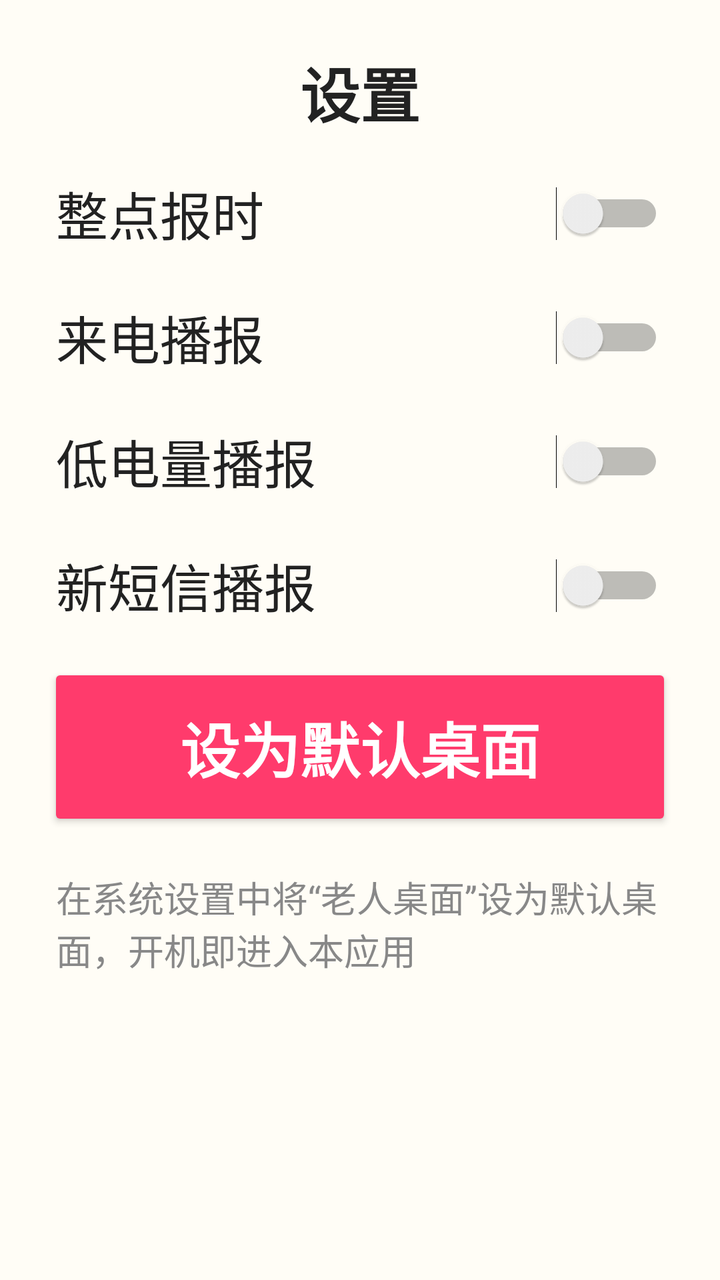
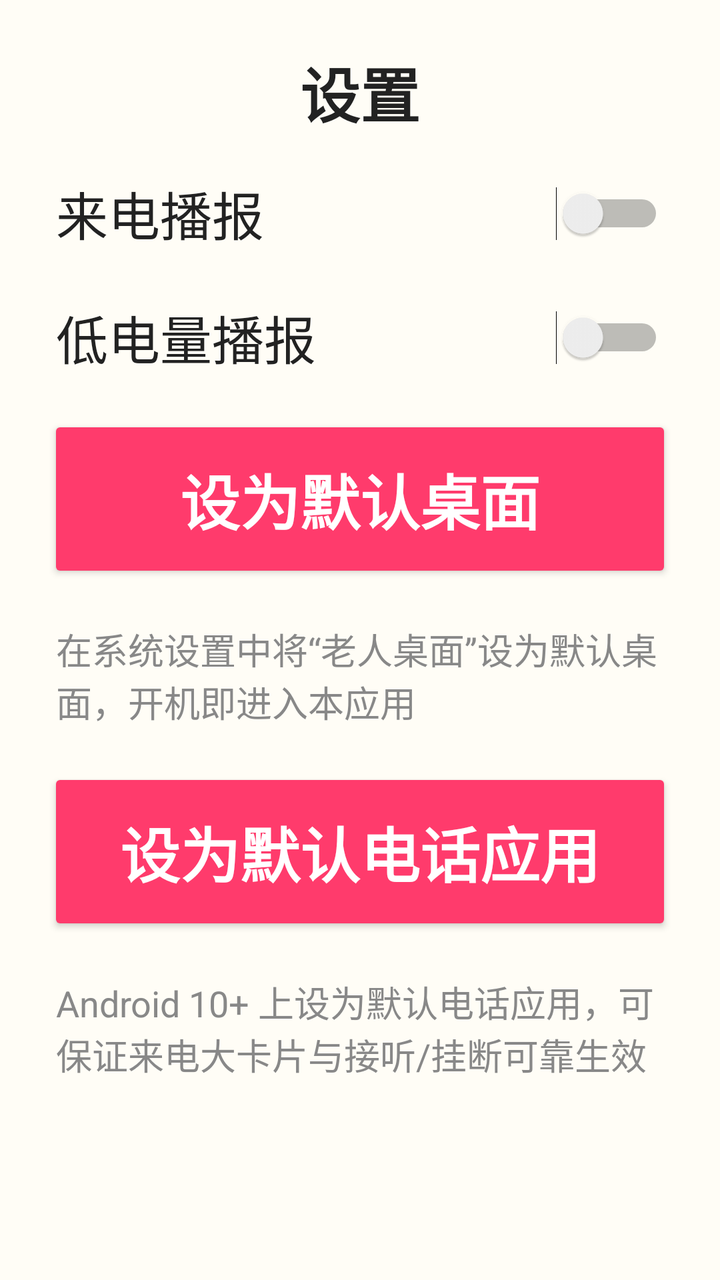

Compare the two renders of this Android layout. The source of the first and the diff that turns it into the second are given below.
<!-- AndroidManifest.xml: application theme Theme.ElderLauncher -->
<!-- res/layout/activity_settings.xml -->
<?xml version="1.0" encoding="utf-8"?>
<LinearLayout xmlns:android="http://schemas.android.com/apk/res/android"
    android:orientation="vertical"
    android:padding="16dp"
    android:layout_width="match_parent"
    android:layout_height="match_parent">

    <TextView
        android:text="@string/settings_title"
        android:textSize="30sp"
        android:textStyle="bold"
        android:gravity="center"
        android:padding="8dp"
        android:layout_width="match_parent"
        android:layout_height="wrap_content" />

    <LinearLayout
        android:orientation="horizontal"
        android:gravity="center_vertical"
        android:padding="12dp"
        android:layout_width="match_parent"
        android:layout_height="wrap_content">
        <TextView android:text="@string/set_hourly" android:textSize="26sp"
            android:layout_weight="1" android:layout_width="0dp" android:layout_height="wrap_content" />
        <Switch android:id="@+id/swHourly" android:layout_width="wrap_content" android:layout_height="wrap_content" />
    </LinearLayout>

    <LinearLayout
        android:orientation="horizontal"
        android:gravity="center_vertical"
        android:padding="12dp"
        android:layout_width="match_parent"
        android:layout_height="wrap_content">
        <TextView android:text="@string/set_incoming" android:textSize="26sp"
            android:layout_weight="1" android:layout_width="0dp" android:layout_height="wrap_content" />
        <Switch android:id="@+id/swIncoming" android:layout_width="wrap_content" android:layout_height="wrap_content" />
    </LinearLayout>

    <LinearLayout
        android:orientation="horizontal"
        android:gravity="center_vertical"
        android:padding="12dp"
        android:layout_width="match_parent"
        android:layout_height="wrap_content">
        <TextView android:text="@string/set_lowbattery" android:textSize="26sp"
            android:layout_weight="1" android:layout_width="0dp" android:layout_height="wrap_content" />
        <Switch android:id="@+id/swLow" android:layout_width="wrap_content" android:layout_height="wrap_content" />
    </LinearLayout>

    <LinearLayout
        android:orientation="horizontal"
        android:gravity="center_vertical"
        android:padding="12dp"
        android:layout_width="match_parent"
        android:layout_height="wrap_content">
        <TextView android:text="@string/set_sms" android:textSize="26sp"
            android:layout_weight="1" android:layout_width="0dp" android:layout_height="wrap_content" />
        <Switch android:id="@+id/swSms" android:layout_width="wrap_content" android:layout_height="wrap_content" />
    </LinearLayout>

    <Button
        android:id="@+id/btnDefault"
        style="@style/BigButton"
        android:text="@string/set_default_launcher"
        android:layout_width="match_parent"
        android:layout_height="wrap_content" />

    <TextView
        android:text="@string/set_default_tip"
        android:textSize="18sp"
        android:textColor="@color/text_hint"
        android:padding="12dp"
        android:layout_width="match_parent"
        android:layout_height="wrap_content" />
</LinearLayout>
<!-- resources referenced by this layout -->
<resources>
  <color name="text_hint">#888888</color>
  <string name="set_default_launcher">设为默认桌面</string>
  <string name="set_default_tip">在系统设置中将“老人桌面”设为默认桌面，开机即进入本应用</string>
  <string name="set_hourly">整点报时</string>
  <string name="set_incoming">来电播报</string>
  <string name="set_lowbattery">低电量播报</string>
  <string name="set_sms">新短信播报</string>
  <string name="settings_title">设置</string>
  <style name="BigButton" parent="Widget.AppCompat.Button">
          <item name="android:textSize">30sp</item>
          <item name="android:textStyle">bold</item>
          <item name="android:textColor">@android:color/white</item>
          <item name="android:backgroundTint">@color/primary</item>
          <item name="android:layout_margin">8dp</item>
          <item name="android:padding">20dp</item>
      </style>
  <style name="Theme.ElderLauncher" parent="Theme.AppCompat.DayNight.NoActionBar">
          <item name="colorPrimary">@color/primary</item>
          <item name="colorPrimaryDark">@color/primary_dark</item>
          <item name="colorAccent">@color/accent</item>
          <item name="android:windowBackground">@color/bg</item>
          <item name="android:textSize">22sp</item>
          <item name="android:textColor">@color/text_dark</item>
      </style>
  <color name="primary">#FF3B6C</color>
  <color name="primary_dark">#C2185B</color>
  <color name="accent">#FF6F91</color>
  <color name="bg">#FFFDF6</color>
  <color name="text_dark">#222222</color>
</resources>

<!-- the commit's change to res/layout/activity_settings.xml (unified diff, before → after) -->
@@ -13,17 +13,6 @@
         android:padding="8dp"
         android:layout_width="match_parent"
         android:layout_height="wrap_content" />
-
-    <LinearLayout
-        android:orientation="horizontal"
-        android:gravity="center_vertical"
-        android:padding="12dp"
-        android:layout_width="match_parent"
-        android:layout_height="wrap_content">
-        <TextView android:text="@string/set_hourly" android:textSize="26sp"
-            android:layout_weight="1" android:layout_width="0dp" android:layout_height="wrap_content" />
-        <Switch android:id="@+id/swHourly" android:layout_width="wrap_content" android:layout_height="wrap_content" />
-    </LinearLayout>
 
     <LinearLayout
         android:orientation="horizontal"
@@ -47,17 +36,6 @@
         <Switch android:id="@+id/swLow" android:layout_width="wrap_content" android:layout_height="wrap_content" />
     </LinearLayout>
 
-    <LinearLayout
-        android:orientation="horizontal"
-        android:gravity="center_vertical"
-        android:padding="12dp"
-        android:layout_width="match_parent"
-        android:layout_height="wrap_content">
-        <TextView android:text="@string/set_sms" android:textSize="26sp"
-            android:layout_weight="1" android:layout_width="0dp" android:layout_height="wrap_content" />
-        <Switch android:id="@+id/swSms" android:layout_width="wrap_content" android:layout_height="wrap_content" />
-    </LinearLayout>
-
     <Button
         android:id="@+id/btnDefault"
         style="@style/BigButton"
@@ -72,4 +50,19 @@
         android:padding="12dp"
         android:layout_width="match_parent"
         android:layout_height="wrap_content" />
+
+    <Button
+        android:id="@+id/btnDefaultDialer"
+        style="@style/BigButton"
+        android:text="@string/set_default_dialer"
+        android:layout_width="match_parent"
+        android:layout_height="wrap_content" />
+
+    <TextView
+        android:text="@string/set_default_dialer_tip"
+        android:textSize="18sp"
+        android:textColor="@color/text_hint"
+        android:padding="12dp"
+        android:layout_width="match_parent"
+        android:layout_height="wrap_content" />
 </LinearLayout>
<!-- resource entries referenced after the edit -->
@@ -1,12 +1,12 @@
 <!-- resources referenced by this layout -->
 <resources>
   <color name="text_hint">#888888</color>
+  <string name="set_default_dialer">设为默认电话应用</string>
+  <string name="set_default_dialer_tip">Android 10+ 上设为默认电话应用，可保证来电大卡片与接听/挂断可靠生效</string>
   <string name="set_default_launcher">设为默认桌面</string>
   <string name="set_default_tip">在系统设置中将“老人桌面”设为默认桌面，开机即进入本应用</string>
-  <string name="set_hourly">整点报时</string>
   <string name="set_incoming">来电播报</string>
   <string name="set_lowbattery">低电量播报</string>
-  <string name="set_sms">新短信播报</string>
   <string name="settings_title">设置</string>
   <style name="BigButton" parent="Widget.AppCompat.Button">
           <item name="android:textSize">30sp</item>
